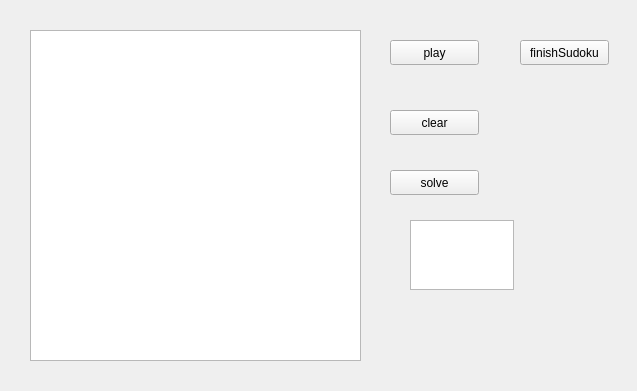
Above: mainwindow.ui from hochunlin28/Sudoku before the change. Below: the same form after it.
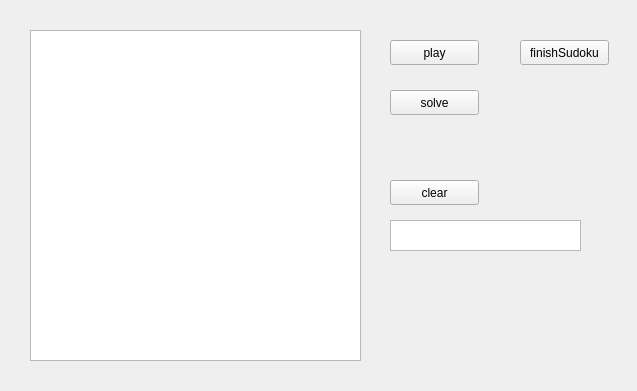
That is the form after the change.

The edit to the form file:
```diff
--- a/mainwindow.ui
+++ b/mainwindow.ui
@@ -47,7 +47,7 @@
     <property name="geometry">
      <rect>
       <x>390</x>
-      <y>110</y>
+      <y>180</y>
       <width>89</width>
       <height>25</height>
      </rect>
@@ -73,7 +73,7 @@
     <property name="geometry">
      <rect>
       <x>390</x>
-      <y>170</y>
+      <y>90</y>
       <width>89</width>
       <height>25</height>
      </rect>
@@ -85,10 +85,10 @@
    <widget class="QTextEdit" name="textEdit">
     <property name="geometry">
      <rect>
-      <x>410</x>
+      <x>390</x>
       <y>220</y>
-      <width>104</width>
-      <height>70</height>
+      <width>191</width>
+      <height>31</height>
      </rect>
     </property>
    </widget>
```
